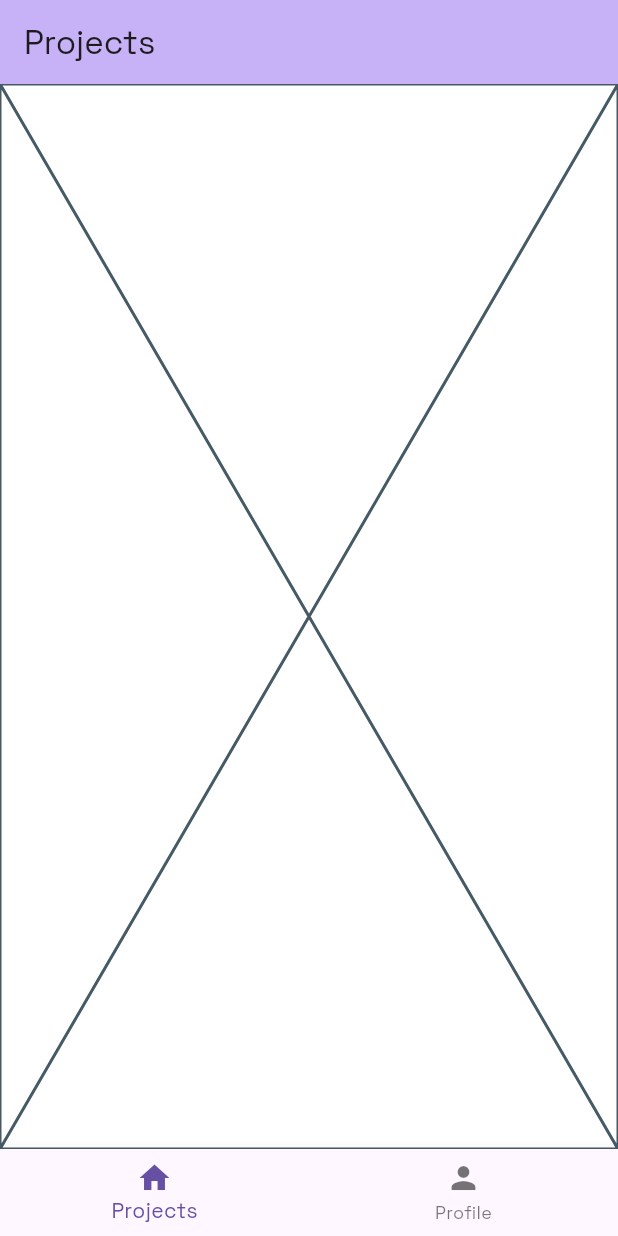
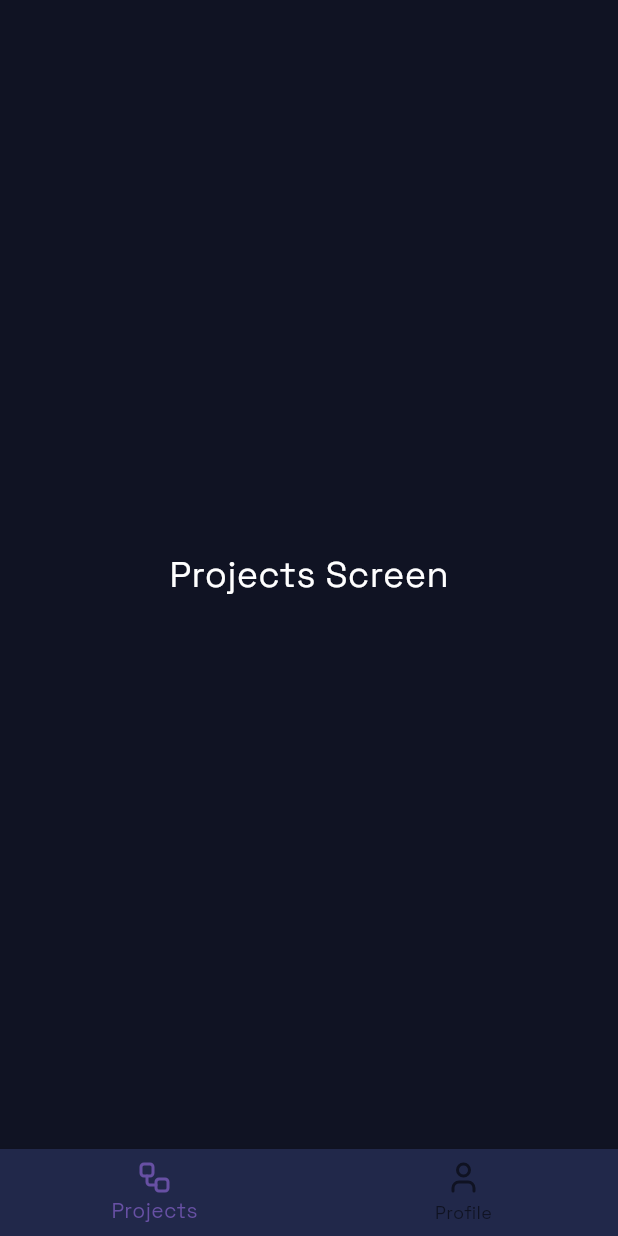
Before and after one commit to CtrlAltDevs/SkillForge, a Flutter app: the HomeScreen screen opened by its route, on a phone screen of 412 x 824 dp. Run offline on Flutter 3.47's test engine with Material 3 defaults, Android fonts, the phone set to English and light mode, and no system bars; our stand-ins replace firebase_auth, firebase_core, flutter_bloc, font_awesome_flutter, go_router, lucide_icons; accounts and stored records are empty.

Commit message:
feat: refactor UI components and update theming

```diff
--- a/lib/main.dart
+++ b/lib/main.dart
@@ -27,7 +27,7 @@ class SkillForgeApp extends StatelessWidget {
       child: MaterialApp.router(
         routerConfig: routes,
         title: 'Flutter Demo',
-        theme: AppTheme.lightTheme(),
+        theme: AppTheme.themeApp(),
       ),
     );
   }
--- a/lib/pages/home_screen.dart
+++ b/lib/pages/home_screen.dart
@@ -1,16 +1,15 @@
 import 'package:flutter/material.dart';
 import 'package:flutter_bloc/flutter_bloc.dart';
+import 'package:lucide_icons/lucide_icons.dart';
 import 'package:skillforge/authentication/home_cubit.dart';
 import 'package:skillforge/pages/profile/profile_screen.dart';
 import 'package:skillforge/pages/projects/projects_screen.dart';
+import 'package:skillforge/utils/app_colors.dart';
 
 class HomeScreen extends StatelessWidget {
   HomeScreen({super.key});
 
-  final List<Widget> _pages = [
-    const ProjectsScreen(),
-    const ProfileScreen(),
-  ];
+  final List<Widget> _pages = [const ProjectsScreen(), const ProfileScreen()];
 
   @override
   Widget build(BuildContext context) {
@@ -19,23 +18,20 @@ class HomeScreen extends StatelessWidget {
       child: BlocBuilder<HomeCubit, int>(
         builder: (context, currentIndex) {
           return Scaffold(
-            appBar: AppBar(
-              backgroundColor: Theme.of(context).colorScheme.inversePrimary,
-              title: Text(currentIndex == 0 ? "Projects" : "Profile"),
-            ),
             body: _pages[currentIndex],
             bottomNavigationBar: BottomNavigationBar(
+              backgroundColor: AppColors.blueGrey,
               currentIndex: currentIndex,
               onTap: (index) {
                 context.read<HomeCubit>().changeTab(index);
               },
               items: const [
                 BottomNavigationBarItem(
-                  icon: Icon(Icons.home),
+                  icon: Icon(LucideIcons.workflow),
                   label: "Projects",
                 ),
                 BottomNavigationBarItem(
-                  icon: Icon(Icons.person),
+                  icon: Icon(LucideIcons.user),
                   label: "Profile",
                 ),
               ],
--- a/lib/pages/projects/projects_screen.dart
+++ b/lib/pages/projects/projects_screen.dart
@@ -10,6 +10,13 @@ class ProjectsScreen extends StatefulWidget {
 class _ProjectsScreenState extends State<ProjectsScreen> {
   @override
   Widget build(BuildContext context) {
-    return const Placeholder();
+    return Scaffold(
+      body: Center(
+        child: Text(
+          "Projects Screen",
+          style: TextStyle(fontSize: 24.0, color: Colors.white),
+        ),
+      ),
+    );
   }
 }
--- a/lib/pages/register/register_screen.dart
+++ b/lib/pages/register/register_screen.dart
@@ -5,9 +5,9 @@ import 'package:font_awesome_flutter/font_awesome_flutter.dart';
 import 'package:go_router/go_router.dart';
 import 'package:skillforge/authentication/bloc/auth_bloc.dart';
 import 'package:skillforge/authentication/bloc/auth_event.dart';
+import 'package:skillforge/shared/custom_button.dart';
+import 'package:skillforge/shared/custom_text_form_field.dart';
 import 'package:skillforge/utils/app_colors.dart';
-import 'package:skillforge/widgets/custom_button.dart';
-import 'package:skillforge/widgets/custom_text_form_field.dart';
 
 class RegisterScreen extends StatefulWidget {
   const RegisterScreen({super.key});
--- a/lib/utils/app_colors.dart
+++ b/lib/utils/app_colors.dart
@@ -4,5 +4,6 @@ class AppColors {
   static Color mainGreen = Color(0xff019863);
   static Color background = Color(0xff101323);
   static Color buttonGreen = Color(0xff607AFB);
+  static Color lightGrey = Color(0xff858FC0);
   static Color blueGrey = Color(0xff21284A);
 }
--- a/pubspec.yaml
+++ b/pubspec.yaml
@@ -17,10 +17,10 @@ dependencies:
   flutter_bloc: ^9.1.1
   equatable: ^2.0.7
   cupertino_icons: ^1.0.8
-  iconsax_flutter: ^1.0.1
   font_awesome_flutter: ^10.8.0
   go_router: ^16.0.0
   google_sign_in: ^7.1.1
+  lucide_icons: ^0.257.0
 
 dev_dependencies:
   flutter_test:
```
Also changed, not shown: lib/pages/login/login_screen.dart (+20 -11 lines), lib/pages/profile/profile_screen.dart (+51 -17 lines), lib/shared/custom_appbar.dart (added, +43 -0 lines), lib/utils/app_theme.dart (+7 -3 lines), lib/shared/custom_button.dart (renamed from lib/widgets/custom_button.dart), lib/shared/custom_text_form_field.dart (renamed from lib/widgets/custom_text_form_field.dart), pubspec.lock, 3 other files.
